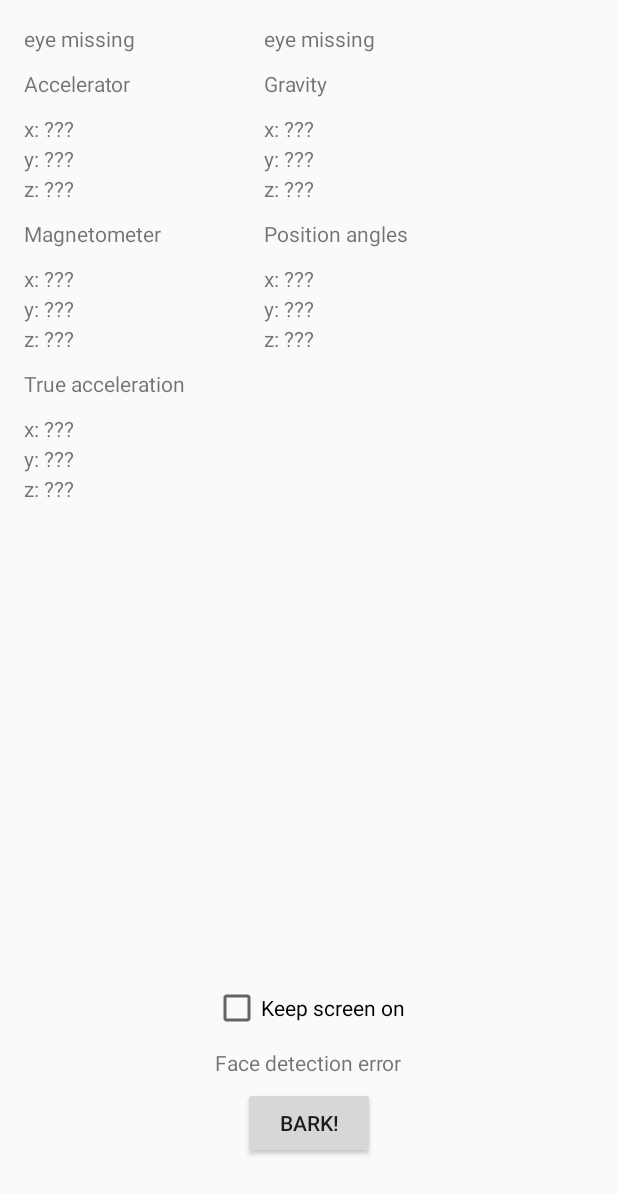
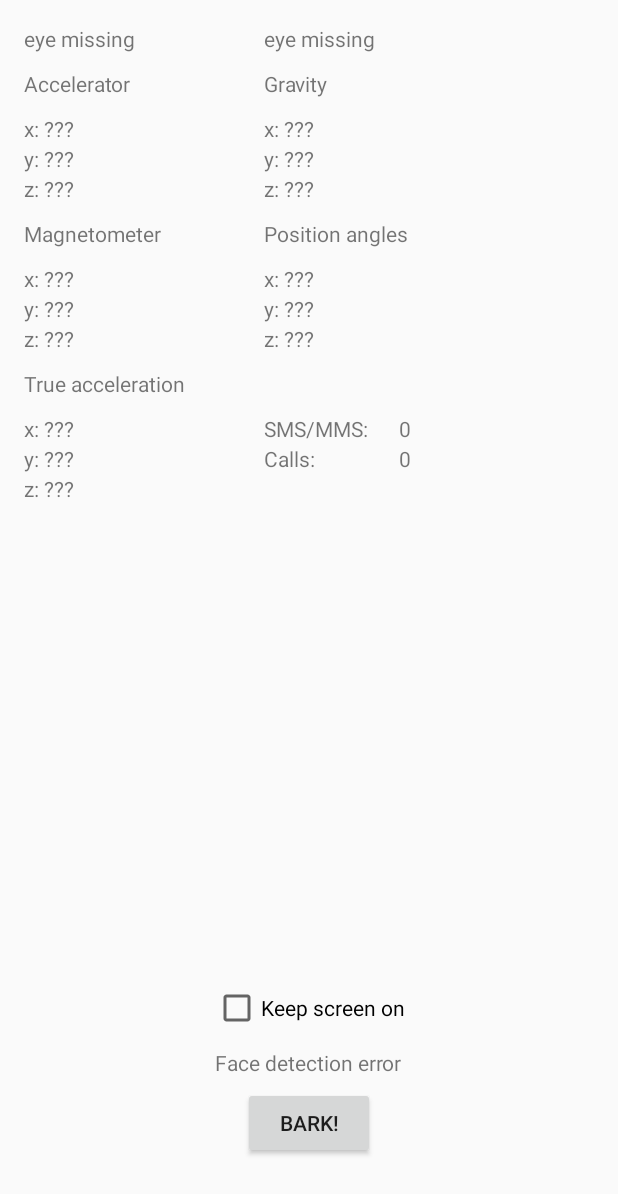
Before and after one commit to drzuby/DFAD, an Android app: the screen it shows after launch (MainActivity), on a phone screen of 412 x 824 dp. Shown: the top 1194 px of the screen. Run offline under Robolectric (Android 15) with nearby library versions, the phone set to English and light mode, and no system bars; libraries missing offline, so code that uses them is left out: com.bosphere.filelogger; pictures from the network do not load; 2 statements that could not run were skipped.

Commit message:
Added listening for incoming SMS and MMS messages.

```diff
--- a/app/src/main/AndroidManifest.xml
+++ b/app/src/main/AndroidManifest.xml
@@ -8,6 +8,10 @@
     <uses-permission android:name="android.permission.WRITE_EXTERNAL_STORAGE" />
     <uses-permission android:name="android.permission.READ_EXTERNAL_STORAGE" />
     <uses-permission android:name="android.permission.WAKE_LOCK" />
+    <uses-permission android:name="android.permission.READ_SMS" />
+    <uses-permission android:name="android.permission.RECEIVE_SMS" />
+    <uses-permission android:name="android.permission.RECEIVE_MMS" />
+    <uses-permission android:name="android.permission.RECEIVE_WAP_PUSH" />
 
     <application
         android:allowBackup="true"
--- a/app/src/main/java/dfad/mob/agh/edu/pl/dfad/MainActivity.java
+++ b/app/src/main/java/dfad/mob/agh/edu/pl/dfad/MainActivity.java
@@ -3,6 +3,7 @@ package dfad.mob.agh.edu.pl.dfad;
 import android.Manifest;
 import android.app.Activity;
 import android.content.Intent;
+import android.content.IntentFilter;
 import android.content.pm.PackageManager;
 import android.hardware.Sensor;
 import android.hardware.SensorEvent;
@@ -12,7 +13,7 @@ import android.opengl.Matrix;
 import android.os.Build;
 import android.os.Bundle;
 import android.os.Environment;
-import android.support.v4.media.MediaBrowserCompat;
+import android.provider.Telephony;
 import android.util.Log;
 import android.view.View;
 import android.view.WindowManager;
@@ -33,6 +34,7 @@ import java.util.Locale;
 
 import dfad.mob.agh.edu.pl.dfad.camera.FaceDetectionCamera;
 import dfad.mob.agh.edu.pl.dfad.camera.FrontCameraRetriever;
+import dfad.mob.agh.edu.pl.dfad.gsm.SmsMmsBroadcastReceiver;
 import dfad.mob.agh.edu.pl.dfad.notification.SoundNotificationService;
 
 /**
@@ -48,6 +50,7 @@ public class MainActivity extends Activity implements FrontCameraRetriever.Liste
     private static final String TAG = "FDT" + MainActivity.class.getSimpleName();
 
     private SensorManager sensorManager;
+    private SmsMmsBroadcastReceiver smsMmsBroadcastReceiver;
 
     private TextView leftEyeTextView;
     private TextView rightEyeTextView;
@@ -75,6 +78,12 @@ public class MainActivity extends Activity implements FrontCameraRetriever.Liste
     private CheckBox keepScreenOnCheckBox;
     private TextView cameraTextView;
     private Button barkButton;
+
+    private TextView smsMmsTextView;
+    private TextView callsTextView;
+
+    private int smsMmsAmount;
+    private int callsAmount;
 
     private final float[] accelerometerReading = new float[4];
     private final float[] magnetometerReading = new float[3];
@@ -116,6 +125,22 @@ public class MainActivity extends Activity implements FrontCameraRetriever.Liste
             }
         });
 
+        smsMmsBroadcastReceiver = new SmsMmsBroadcastReceiver();
+        registerReceiver(smsMmsBroadcastReceiver, new IntentFilter(Telephony.Sms.Intents.SMS_RECEIVED_ACTION));
+        registerReceiver(smsMmsBroadcastReceiver, new IntentFilter(Telephony.Sms.Intents.WAP_PUSH_RECEIVED_ACTION));
+        smsMmsBroadcastReceiver.setSmsListener(new SmsMmsBroadcastReceiver.SmsListener() {
+            @Override
+            public void onTextReceived(String sender, String body) {
+                smsMmsTextView.setText(String.valueOf(++smsMmsAmount));
+            }
+        });
+        smsMmsBroadcastReceiver.setMmsListener(new SmsMmsBroadcastReceiver.MmsListener() {
+            @Override
+            public void onMediaReceived(String sender) {
+                smsMmsTextView.setText(String.valueOf(++smsMmsAmount));
+            }
+        });
+
         // Go get the front facing camera of the device
         // best practice is to do this asynchronously
         FrontCameraRetriever.retrieveFor(this);
@@ -152,6 +177,9 @@ public class MainActivity extends Activity implements FrontCameraRetriever.Liste
         keepScreenOnCheckBox = findViewById(R.id.keepScreenOn);
         cameraTextView = findViewById(R.id.cameraTextView);
         barkButton = findViewById(R.id.barkButton);
+
+        smsMmsTextView = findViewById(R.id.smsMms);
+        callsTextView = findViewById(R.id.calls);
     }
 
     private void runSoundNotification() {
@@ -299,6 +327,10 @@ public class MainActivity extends Activity implements FrontCameraRetriever.Liste
             int hasWriteExternalStoragePermission = checkSelfPermission(Manifest.permission.WRITE_EXTERNAL_STORAGE);
             int hasReadExternalStoragePermission = checkSelfPermission(Manifest.permission.READ_EXTERNAL_STORAGE);
             int hasWakeLockPermission = checkSelfPermission(Manifest.permission.WAKE_LOCK);
+            int hasReadSmsPermission = checkSelfPermission(Manifest.permission.READ_SMS);
+            int hasReceiveSmsPermission = checkSelfPermission(Manifest.permission.RECEIVE_SMS);
+            int hasReceiveMmsPermission = checkSelfPermission(Manifest.permission.RECEIVE_MMS);
+            int hasReceiveWapPushPermission = checkSelfPermission(Manifest.permission.RECEIVE_WAP_PUSH);
 
             if (hasCameraPermission != PackageManager.PERMISSION_GRANTED) {
                 permissions.add(Manifest.permission.CAMERA);
@@ -312,10 +344,28 @@ public class MainActivity extends Activity implements FrontCameraRetriever.Liste
             if (hasWakeLockPermission != PackageManager.PERMISSION_GRANTED) {
                 permissions.add(Manifest.permission.WAKE_LOCK);
             }
+            if (hasReadSmsPermission != PackageManager.PERMISSION_GRANTED) {
+                permissions.add(Manifest.permission.READ_SMS);
+            }
+            if (hasReceiveSmsPermission != PackageManager.PERMISSION_GRANTED) {
+                permissions.add(Manifest.permission.RECEIVE_SMS);
+            }
+            if (hasReceiveMmsPermission != PackageManager.PERMISSION_GRANTED) {
+                permissions.add(Manifest.permission.RECEIVE_MMS);
+            }
+            if (hasReceiveWapPushPermission != PackageManager.PERMISSION_GRANTED) {
+                permissions.add(Manifest.permission.RECEIVE_WAP_PUSH);
+            }
 
             if (!permissions.isEmpty()) {
                 requestPermissions(permissions.toArray(new String[permissions.size()]), 111);
             }
         }
     }
+
+    @Override
+    public void onStop() {
+        unregisterReceiver(smsMmsBroadcastReceiver);
+        super.onStop();
+    }
 }
--- /dev/null
+++ b/app/src/main/java/dfad/mob/agh/edu/pl/dfad/gsm/SmsMmsBroadcastReceiver.java
@@ -0,0 +1,79 @@
+package dfad.mob.agh.edu.pl.dfad.gsm;
+
+import android.content.BroadcastReceiver;
+import android.content.Context;
+import android.content.Intent;
+import android.database.Cursor;
+import android.net.Uri;
+import android.provider.Telephony;
+import android.telephony.SmsMessage;
+
+public class SmsMmsBroadcastReceiver extends BroadcastReceiver {
+
+    private SmsListener smsListener;
+
+    private MmsListener mmsListener;
+
+    @Override
+    public void onReceive(Context context, Intent intent) {
+        if (Telephony.Sms.Intents.SMS_RECEIVED_ACTION.equals(intent.getAction())) {
+            String smsSender = "";
+            StringBuilder smsBody = new StringBuilder();
+            for (SmsMessage smsMessage : Telephony.Sms.Intents.getMessagesFromIntent(intent)) {
+                smsSender = smsMessage.getDisplayOriginatingAddress();
+                smsBody.append(smsMessage.getMessageBody());
+            }
+            smsListener.onTextReceived(smsSender, smsBody.toString());
+        } else if (Telephony.Sms.Intents.WAP_PUSH_RECEIVED_ACTION.equals(intent.getAction())) {
+            Cursor curPdu = null;
+            Cursor curAddr = null;
+            Cursor curAddr2 = null;
+            try {
+                String address = null;
+                curPdu = context.getContentResolver().query(Telephony.Mms.Inbox.CONTENT_URI, null, null, null, null);
+                if (curPdu != null && curPdu.moveToNext()) { //first MMS message curPdu.moveToNext() is false
+                    String id = curPdu.getString(curPdu.getColumnIndex("_id"));
+
+                    Uri uriAddr = Uri.parse("content://mms/" + id + "/addr");
+                    curAddr = context.getContentResolver().query(uriAddr, null, "type=137", null, null);
+                    if (curAddr != null && curAddr.moveToNext()) {
+                        address = curAddr.getString(curAddr.getColumnIndex("address"));
+                        if (address.contentEquals("insert-address-token")) {
+                            curAddr2 = context.getContentResolver().query(uriAddr, null, "type=151", null, null);
+                            if (curAddr2 != null && curAddr2.moveToNext()) {
+                                address = curAddr2.getString(curAddr2.getColumnIndex("address"));
+                            }
+                        }
+                    }
+                }
+                mmsListener.onMediaReceived(address);
+            } finally {
+                if (curPdu != null) {
+                    curPdu.close();
+                }
+                if (curAddr != null) {
+                    curPdu.close();
+                }
+                if (curAddr2 != null) {
+                    curPdu.close();
+                }
+            }
+        }
+    }
+
+    public void setSmsListener(SmsListener smsListener) {
+        this.smsListener = smsListener;
+    }
+
+    public void setMmsListener(MmsListener mmsListener) {
+        this.mmsListener = mmsListener;
+    }
+
+    public interface SmsListener {
+        void onTextReceived(String sender, String body);
+    }
+
+    public interface MmsListener {
+        void onMediaReceived(String sender);
+    }
+}
--- a/app/src/main/res/layout/activity_main.xml
+++ b/app/src/main/res/layout/activity_main.xml
@@ -185,6 +185,38 @@
         android:layout_marginTop="300dp"
         android:text="@string/z_label" />
 
+    <TextView
+        android:id="@+id/smsMmsLabel"
+        android:layout_width="wrap_content"
+        android:layout_height="wrap_content"
+        android:layout_marginStart="160dp"
+        android:layout_marginTop="260dp"
+        android:text="@string/sms_mms_messages" />
+
+    <TextView
+        android:id="@+id/smsMms"
+        android:layout_width="wrap_content"
+        android:layout_height="wrap_content"
+        android:layout_marginStart="250dp"
+        android:layout_marginTop="260dp"
+        android:text="@string/default_amount" />
+
+    <TextView
+        android:id="@+id/callsLabel"
+        android:layout_width="wrap_content"
+        android:layout_height="wrap_content"
+        android:layout_marginStart="160dp"
+        android:layout_marginTop="280dp"
+        android:text="@string/calls_label" />
+
+    <TextView
+        android:id="@+id/calls"
+        android:layout_width="wrap_content"
+        android:layout_height="wrap_content"
+        android:layout_marginStart="250dp"
+        android:layout_marginTop="280dp"
+        android:text="@string/default_amount" />
+
     <CheckBox
         android:id="@+id/keepScreenOn"
         android:layout_width="wrap_content"
--- a/app/src/main/res/values/strings.xml
+++ b/app/src/main/res/values/strings.xml
@@ -21,5 +21,8 @@
     <string name="res_label">True acceleration</string>
     <string name="bark_button_label">Bark!</string>
     <string name="keep_screen_on">Keep screen on</string>
+    <string name="sms_mms_messages">SMS/MMS:</string>
+    <string name="default_amount">0</string>
+    <string name="calls_label">Calls:</string>
 
 </resources>
```
